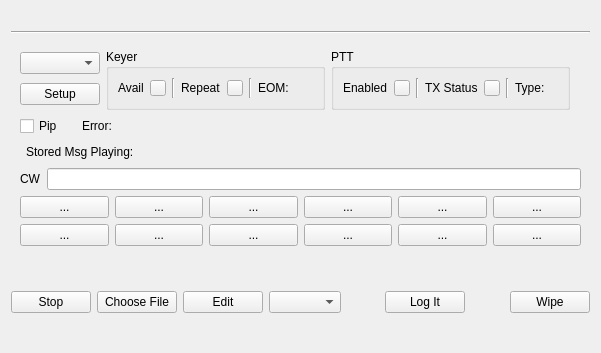
Above: mqt/MqtLogger/dmbuttonframe.ui from Rsclub22/Minos2-Mirror before the change. Below: the same form after it.
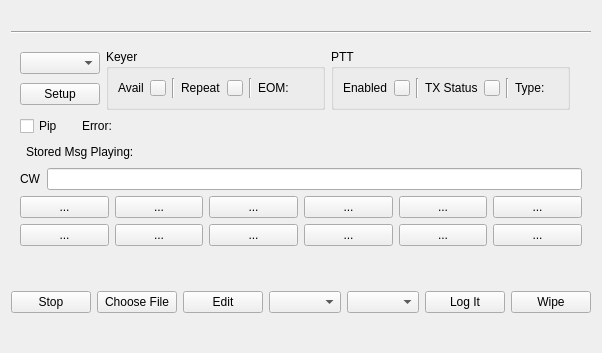
That is the form after the change.

Commit message: Fixes and save contest and radios per keyertype

```diff
--- a/mqt/MqtLogger/dmbuttonframe.ui
+++ b/mqt/MqtLogger/dmbuttonframe.ui
@@ -547,6 +547,9 @@
        </property>
       </widget>
      </item>
+     <item>
+      <widget class="QComboBox" name="radioSelectCombo"/>
+     </item>
      <item>
       <spacer name="horizontalSpacer_2">
        <property name="orientation">
```
Left out of the diff: 40 changed lines with no effect on the pictures. The commit also changes 8 other files.
